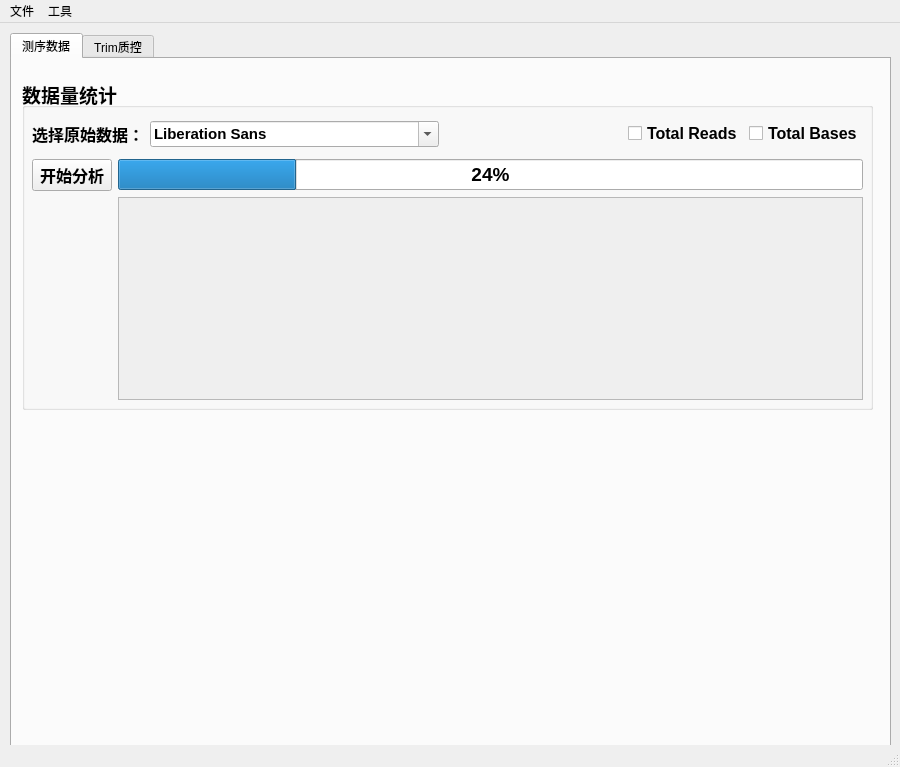
Above: UI/mainwindow.ui from yuanzheng/Metagenome before the change. Below: the same form after it.
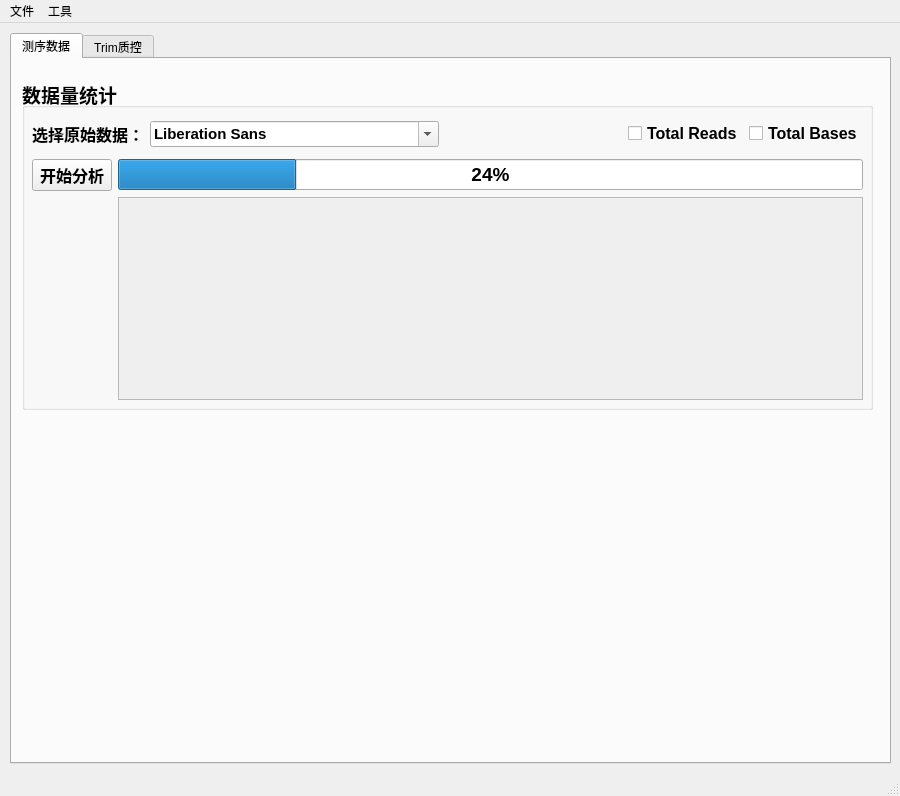
That is the form after the change.

Commit message: To generate py files for both setup window and main window

What changed in the file:
```diff
--- a/UI/mainwindow.ui
+++ b/UI/mainwindow.ui
@@ -7,7 +7,7 @@
     <x>0</x>
     <y>0</y>
     <width>900</width>
-    <height>767</height>
+    <height>796</height>
    </rect>
   </property>
   <property name="windowTitle">
```
The commit also changes 2 other files.
